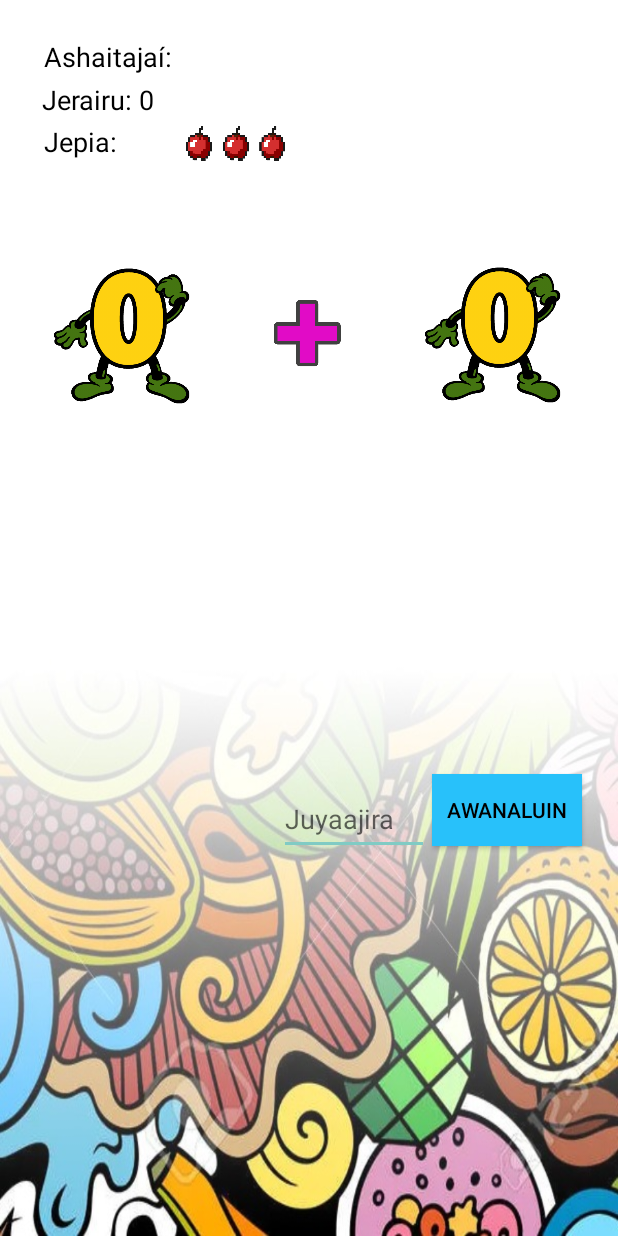
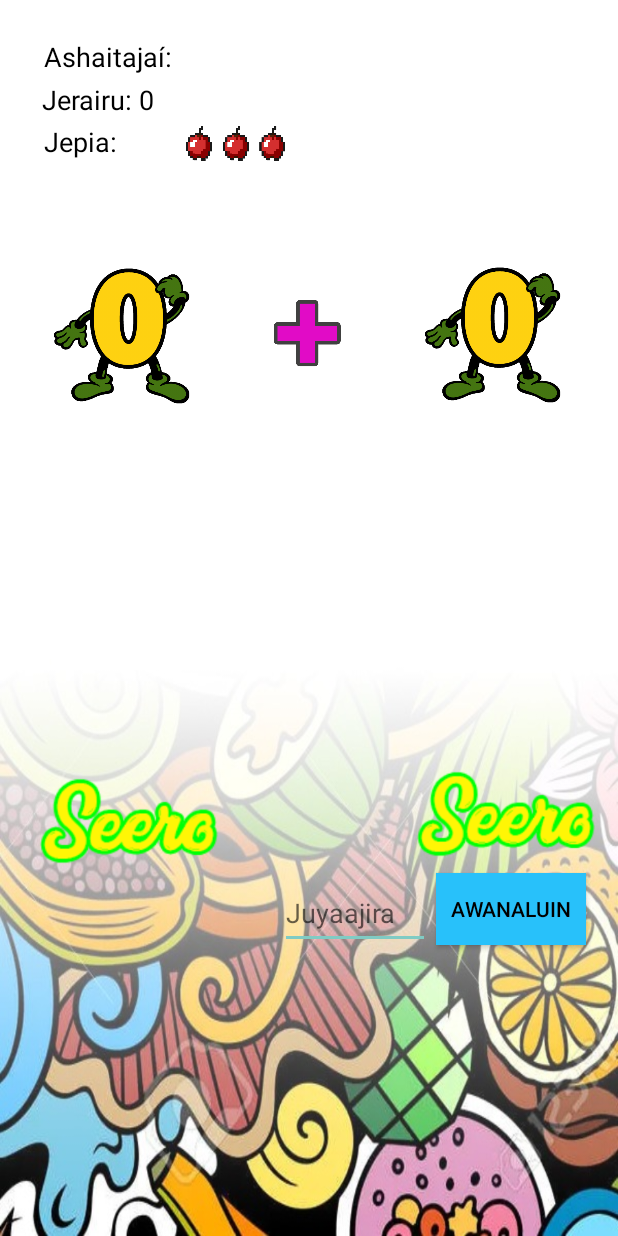
Before and after one commit to Arley07/WayuuMath, an Android app: the layout activity_main2_nivel1.xml on its own in the app's theme, with its tools: preview values and no code run, on a phone screen of 412 x 824 dp. Run offline under Robolectric (Android 15) with nearby library versions, the phone set to English and light mode, and no system bars.

Commit message:
Añadir numeros en Wayuu

```diff
--- a/app/src/main/java/com/example/wayuumath/Main2Activity_Nivel1.java
+++ b/app/src/main/java/com/example/wayuumath/Main2Activity_Nivel1.java
@@ -4,7 +4,6 @@ import android.content.ContentValues;
 import android.content.Intent;
 import android.database.Cursor;
 import android.database.sqlite.SQLiteDatabase;
-import android.database.sqlite.SQLiteOpenHelper;
 import android.media.MediaPlayer;
 import android.os.Bundle;
 import android.view.View;
@@ -18,7 +17,7 @@ import androidx.appcompat.app.AppCompatActivity;
 public class Main2Activity_Nivel1 extends AppCompatActivity {
 
     private TextView tv_nombre, tv_score;
-    private ImageView iv_Auno, iv_Ados, iv_vidas;
+    private ImageView iv_Auno, iv_Ados, iv_vidas, iv_numwa1, iv_numwa2;
     private EditText et_respuesta;
     private MediaPlayer mp, mp_great, mp_bad;
 
@@ -26,6 +25,7 @@ public class Main2Activity_Nivel1 extends AppCompatActivity {
     String nombre_jugador, string_score, string_vidas;
 
     String numero[] = {"cero", "uno", "dos", "tres", "cuatro", "cinco", "seis", "siete", "ocho", "nueve"};
+    String number[]= {"zero","one", "two","three","ford","five","six","seven","eight","nine"};
 
 
     @Override
@@ -38,6 +38,8 @@ public class Main2Activity_Nivel1 extends AppCompatActivity {
         tv_nombre = (TextView) findViewById(R.id.textView_nombre);
         tv_score = (TextView) findViewById(R.id.textView_score);
         iv_vidas = (ImageView) findViewById(R.id.imageView_vidas);
+        iv_numwa1 = (ImageView) findViewById(R.id.imageView_wayuu1);
+        iv_numwa2 = (ImageView) findViewById(R.id.imageView_wayuu2);
         iv_Auno = (ImageView) findViewById(R.id.imageView_NumUno);
         iv_Ados = (ImageView) findViewById(R.id.imageView_NumDos);
         et_respuesta = (EditText) findViewById(R.id.editText_resultado);
@@ -126,12 +128,15 @@ public class Main2Activity_Nivel1 extends AppCompatActivity {
                 for (int i = 0; i < numero.length; i++) {
 
                     int id = getResources().getIdentifier(numero[i], "drawable", getPackageName());
+                    int ide = getResources().getIdentifier(number[i],"drawable", getPackageName());
                     if (numAleatorio_uno == i) {
                         iv_Auno.setImageResource(id);
+                        iv_numwa1.setImageResource(ide);
 
                     }
                     if (numAleatorio_dos == i) {
                         iv_Ados.setImageResource(id);
+                        iv_numwa2.setImageResource(ide);
                     }
 
                 }
--- a/app/src/main/res/layout/activity_main2_nivel1.xml
+++ b/app/src/main/res/layout/activity_main2_nivel1.xml
@@ -6,6 +6,16 @@
     android:layout_height="match_parent"
     android:background="@drawable/fondojuego"
     tools:context=".Main2Activity_Nivel1">
+
+    <ImageView
+        android:id="@+id/imageView_wayuu2"
+        android:layout_width="126dp"
+        android:layout_height="127dp"
+        android:layout_alignParentStart="true"
+        android:layout_alignParentBottom="true"
+        android:layout_marginStart="271dp"
+        android:layout_marginBottom="216dp"
+        app:srcCompat="@drawable/zero" />
 
     <TextView
         android:id="@+id/textView_nombre"
@@ -91,8 +101,8 @@
         android:layout_height="48dp"
         android:layout_alignParentEnd="true"
         android:layout_alignParentBottom="true"
-        android:layout_marginEnd="126dp"
-        android:layout_marginBottom="254dp"
+        android:layout_marginEnd="125dp"
+        android:layout_marginBottom="191dp"
         android:ems="10"
         android:hint="@string/et_respuesta"
         android:inputType="number" />
@@ -103,10 +113,21 @@
         android:layout_height="48dp"
         android:layout_alignParentEnd="true"
         android:layout_alignParentBottom="true"
-        android:layout_marginEnd="24dp"
-        android:layout_marginBottom="260dp"
+        android:layout_marginEnd="21dp"
+        android:layout_marginBottom="194dp"
         android:background="@drawable/fondoboton"
         android:onClick="Comparar"
         android:text="@string/boton_sumar"
         android:textColor="@color/black" />
+
+    <ImageView
+        android:id="@+id/imageView_wayuu1"
+        android:layout_width="126dp"
+        android:layout_height="127dp"
+        android:layout_alignParentStart="true"
+        android:layout_alignParentBottom="true"
+        android:layout_marginStart="20dp"
+        android:layout_marginBottom="211dp"
+        app:srcCompat="@drawable/zero" />
+
 </RelativeLayout>
```
Also changed, not shown: app/src/main/AndroidManifest.xml (+14 -7 lines), app/src/main/res/drawable/eight.png (added), app/src/main/res/drawable/five.png (added), app/src/main/res/drawable/ford.png (added), app/src/main/res/drawable/nine.png (added), app/src/main/res/drawable/one.png (added), app/src/main/res/drawable/seven.png (added), app/src/main/res/drawable/six.png (added), app/src/main/res/drawable/three.png (added), app/src/main/res/drawable/two.png (added), app/src/main/res/drawable/zero.png (added).
